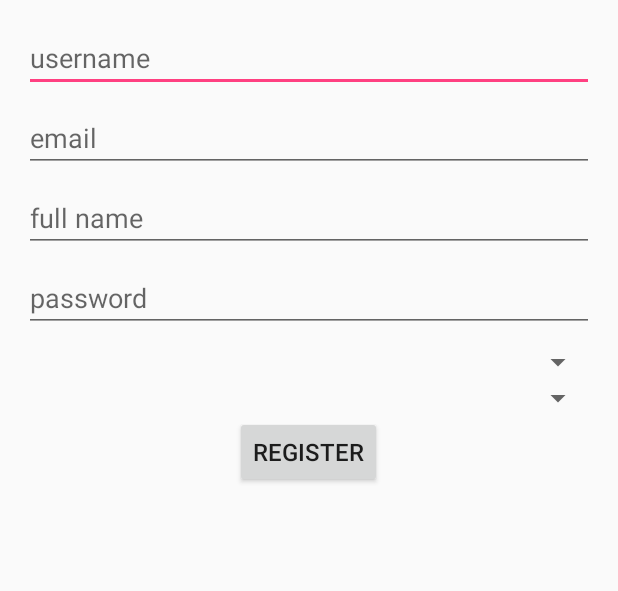
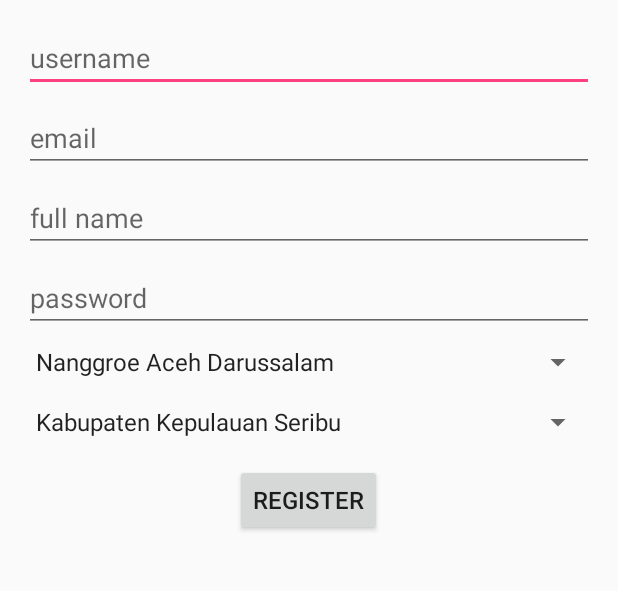
Before and after one commit to mfpfakhri/PRASIKU, an Android app: the SignUpActivity screen opened directly, with no data from a screen before it, on a phone screen of 412 x 824 dp, the part 269-860 px from its top. Run offline under Robolectric (Android 15) with nearby library versions, the phone set to English and light mode, and no system bars.

Commit message:
static spinner di sign up selesai. next : static spinner di 1. cat breeds 2. cat adoption 3. upload animal 4. adoption form received | yang mau adopt

```diff
--- a/app/src/main/AndroidManifest.xml
+++ b/app/src/main/AndroidManifest.xml
@@ -85,5 +85,4 @@
         </activity>
         <activity android:name=".UserAdoptionFormActivity"></activity>
     </application>
-
 </manifest>
--- a/app/src/main/java/com/example/android/prasikuv11/SignUpActivity.java
+++ b/app/src/main/java/com/example/android/prasikuv11/SignUpActivity.java
@@ -1,7 +1,9 @@
 package com.example.android.prasikuv11;
 
+import android.os.Bundle;
 import android.support.v7.app.AppCompatActivity;
-import android.os.Bundle;
+import android.widget.ArrayAdapter;
+import android.widget.Spinner;
 
 public class SignUpActivity extends AppCompatActivity {
 
@@ -9,5 +11,21 @@ public class SignUpActivity extends AppCompatActivity {
     protected void onCreate(Bundle savedInstanceState) {
         super.onCreate(savedInstanceState);
         setContentView(R.layout.activity_sign_up);
+
+        Spinner spinnerProvince = (Spinner) findViewById(R.id.spinner_province);
+        // Create an ArrayAdapter using the string array and a default spinner layout
+        ArrayAdapter<CharSequence> signUpProvinceAdapter = ArrayAdapter.createFromResource(this, R.array.signup_province_spinner, android.R.layout.simple_spinner_item);
+        // Specify the layout to use when the list of choices appears
+        signUpProvinceAdapter.setDropDownViewResource(android.R.layout.simple_spinner_dropdown_item);
+        // Apply the adapter to the spinner
+        spinnerProvince.setAdapter(signUpProvinceAdapter);
+
+        Spinner spinnerCity = (Spinner) findViewById(R.id.spinner_city);
+        // Create an ArrayAdapter using the string array and a default spinner layout
+        ArrayAdapter<CharSequence> signUpCityAdapter = ArrayAdapter.createFromResource(this, R.array.signup_city_spinner, android.R.layout.simple_spinner_item);
+        // Specify the layout to use when the list of choices appears
+        signUpCityAdapter.setDropDownViewResource(android.R.layout.simple_spinner_dropdown_item);
+        // Apply the adapter to the spinner
+        spinnerCity.setAdapter(signUpCityAdapter);
     }
 }
--- a/app/src/main/res/layout/activity_sign_up.xml
+++ b/app/src/main/res/layout/activity_sign_up.xml
@@ -76,14 +76,18 @@
                 android:hint="@string/password" />
 
             <Spinner
-                android:id="@+id/province"
+                android:id="@+id/spinner_province"
                 android:layout_width="match_parent"
-                android:layout_height="wrap_content"></Spinner>
+                android:layout_height="wrap_content"
+                android:spinnerMode="dropdown"
+                android:layout_marginBottom="16sp"/>
 
             <Spinner
-                android:id="@+id/city"
+                android:id="@+id/spinner_city"
                 android:layout_width="match_parent"
-                android:layout_height="wrap_content"></Spinner>
+                android:layout_height="wrap_content"
+                android:spinnerMode="dropdown"
+                android:layout_marginBottom="16sp"/>
 
             <Button
                 android:id="@+id/sign_up_button"
--- /dev/null
+++ b/app/src/main/res/values/arrays_spinner.xml
@@ -0,0 +1,47 @@
+<?xml version="1.0" encoding="utf-8"?>
+<resources>
+    <string-array name="signup_province_spinner">
+        <item name = "nad">Nanggroe Aceh Darussalam</item>
+        <item name = "sumatera_utara">Sumatera Utara</item>
+        <item name = "sumatera_barat">Sumatera Barat</item>
+        <item name = "riau">Riau</item>
+        <item name = "riau_kep">Kepulauan Riau</item>
+        <item name = "jambi">Jambi</item>
+        <item name = "sumatera_selatan">Sumatera Selatan</item>
+        <item name = "bangka_belitung">Bangka Belitung</item>
+        <item name = "bengkulu">Bengkulu</item>
+        <item name = "lampung">Lampung</item>
+        <item name = "banten">Banten</item>
+        <item name = "dki_jakarta">DKI Jakarta</item>
+        <item name = "jawa_barat">Jawa Barat</item>
+        <item name = "jawa_tengah">Jawa Tengah</item>
+        <item name = "diy">DI Yogyakarta</item>
+        <item name = "jawa_timur">Jawa Timur</item>
+        <item name = "bali">Bali</item>
+        <item name = "ntb">Nusa Tenggara Barat</item>
+        <item name = "ntt">Nusa Tenggara Timur</item>
+        <item name = "kalimantan_barat">Kalimantan Barat</item>
+        <item name = "kalimantan_tengah">Kalimantan Tengah</item>
+        <item name = "kalimantan_selatan">Kalimantan Selatan</item>
+        <item name = "kalimantan_timur">Kalimantan Timur</item>
+        <item name = "kalimantan_utara">Kalimantan Utara</item>
+        <item name = "sulawesi_utara">Sulawesi Utara</item>
+        <item name = "sulawesi_barat">Sulawesi Barat</item>
+        <item name = "sulawesi_tengah">Sulawesi Tengah</item>
+        <item name = "sulawesi_tenggara">Sulawesi Tenggara</item>
+        <item name = "sulawesi_selatan">Sulawesi Selatan</item>
+        <item name = "gorontalo">Gorontalo</item>
+        <item name = "maluku">Maluku</item>
+        <item name = "maluku_utara">Maluku Utara</item>
+        <item name = "papua_barat">Papua Barat</item>
+        <item name = "papua">Papua</item>
+    </string-array>
+    <string-array name="signup_city_spinner">
+        <item name = "kep_seribu">Kabupaten Kepulauan Seribu</item>
+        <item name = "jakarta_barat">Kota Jakarta Barat</item>
+        <item name = "jakarta_pusat">Kota Jakarta Pusat</item>
+        <item name = "jakarta_selatan">Kota Jakarta Selatan</item>
+        <item name = "jakarta_timur">Kota Jakarta Timur</item>
+        <item name = "jakarta_utara">Kota Jakarta Utara</item>
+    </string-array>
+</resources>
```
